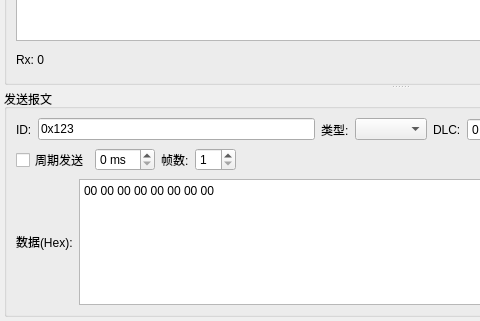
This is ui/cansessionwidget.ui in greyskysoul/QCanAnalyzer as Qt 5 draws it before an edit; both pictures show x 0 to 480 and y 179 to 500 of the 800 by 500 pixel window. The edited form follows.
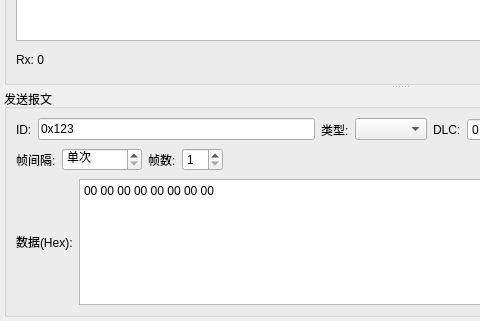
This is the edited form.

Commit message:
fix: 帧间隔发送、通道号显示修复，更新关于页面
- 去掉周期复选框，周期SpinBox改为帧间隔:
  - 帧间隔=0: 1ms快速发送；>0: 每帧间隔N ms
  - 仅帧数>1或帧间隔>0时切换停止按钮(单帧无闪烁)
  - 移除m_periodicTimer，统一用m_frameTimer
- PCAN通道号: gsusb用m_channelIndex，PCAN & 0x0F取逻辑通道号
- CanSessionWidget新增m_channelIndex统一收发通道号
- 通道列显示格式改为CH1/CH2
- 更新关于页面: 列出全部适配器、功能亮点

Patch:
```diff
--- a/ui/cansessionwidget.ui
+++ b/ui/cansessionwidget.ui
@@ -298,9 +298,9 @@
        <item>
         <layout class="QHBoxLayout" name="txBtnLayout">
          <item>
-          <widget class="QCheckBox" name="periodicSendChk">
+          <widget class="QLabel" name="sendPeriodLabel">
            <property name="text">
-            <string>周期发送</string>
+            <string>帧间隔:</string>
            </property>
           </widget>
          </item>
@@ -309,8 +309,17 @@
            <property name="suffix">
             <string> ms</string>
            </property>
-           <property name="enabled">
-            <bool>true</bool>
+           <property name="minimum">
+            <number>0</number>
+           </property>
+           <property name="maximum">
+            <number>10000</number>
+           </property>
+           <property name="value">
+            <number>0</number>
+           </property>
+           <property name="specialValueText">
+            <string>单次</string>
            </property>
           </widget>
          </item>
```
The commit also changes 5 other files.
